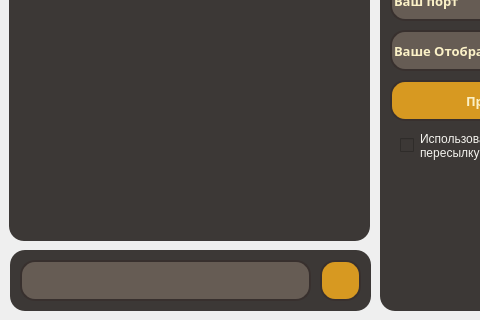
This is ui_main.ui in anothervoyager/torna_messenger as Qt 5 draws it before an edit; both pictures show x 0 to 480 and y 160 to 480 of the 640 by 480 pixel window. The edited form follows.
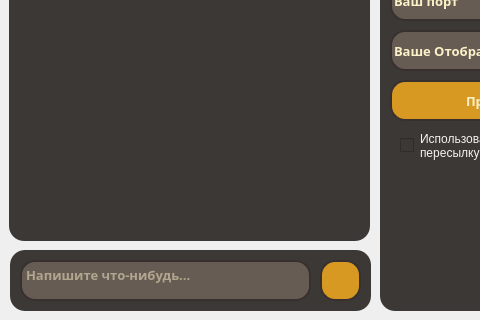
This is the edited form. Icons and pictures are not drawn.

Commit message: изменения в ui

The edit to the form file:
```diff
--- a/ui_main.ui
+++ b/ui_main.ui
@@ -173,6 +173,9 @@
 font-family: Montserrat ExtraBold;
 border: 2px solid #38302e; /*&lt;----- цвет границы*/</string>
      </property>
+     <property name="placeholderText">
+      <string>Напишите что-нибудь...</string>
+     </property>
     </widget>
    </widget>
    <widget class="QWidget" name="widget_control_panel_2" native="true">
```
Left out of the diff: 12 changed lines with no effect on the pictures. The commit also changes 2 other files.
